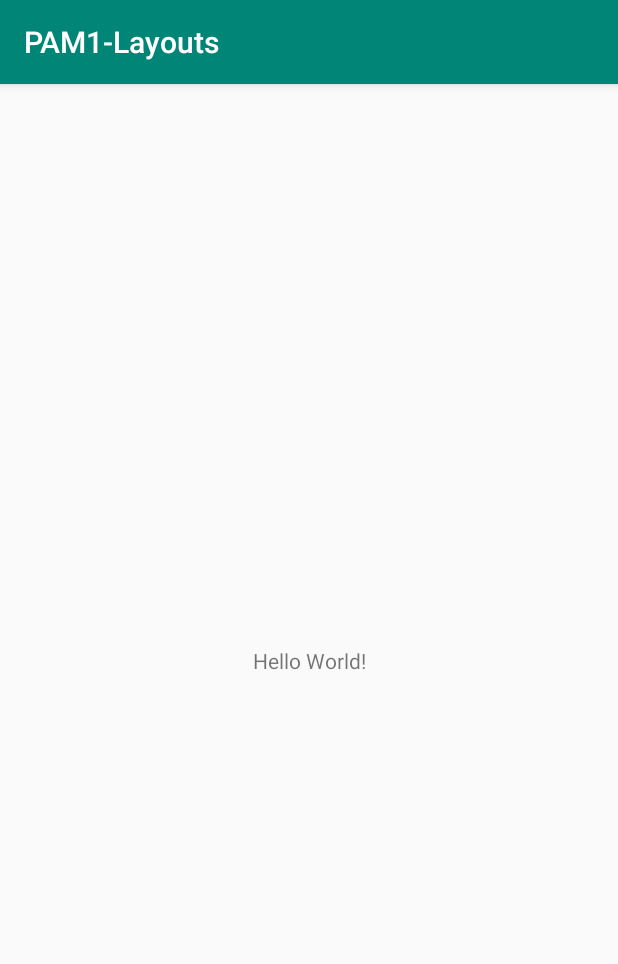
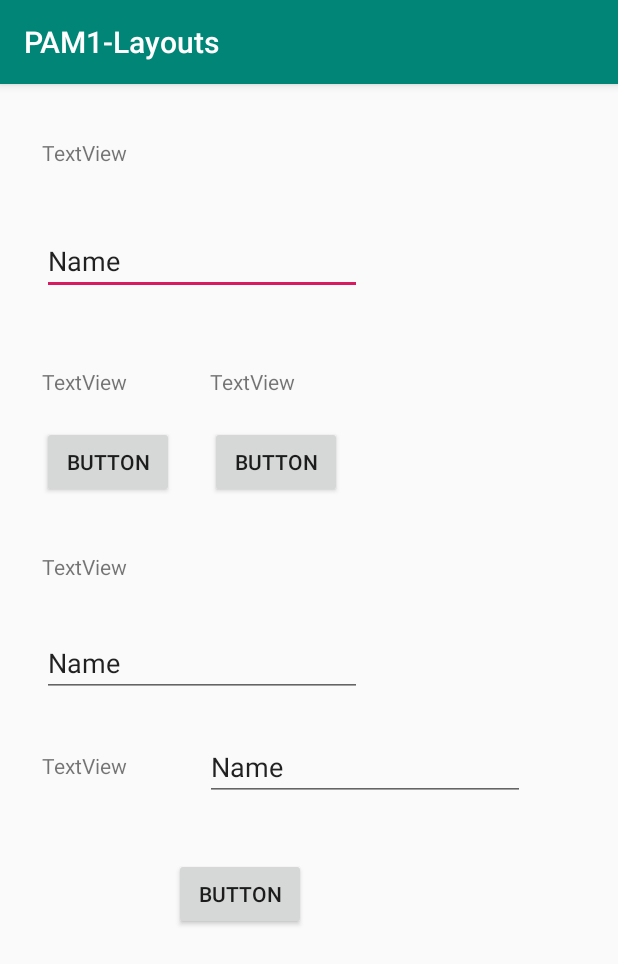
Before and after one commit to developerBrito/PAM1-Layouts, an Android app: the screen it shows after launch (MainActivity), on a phone screen of 412 x 824 dp. Shown: the top 964 px of the screen. Run offline under Robolectric (Android 15) with nearby library versions, the phone set to English and light mode, and no system bars.

Commit message:
Commit para atualização do diretório

```diff
--- a/app/src/main/AndroidManifest.xml
+++ b/app/src/main/AndroidManifest.xml
@@ -1,6 +1,6 @@
 <?xml version="1.0" encoding="utf-8"?>
 <manifest xmlns:android="http://schemas.android.com/apk/res/android"
-    package="br.com.etechoracio" >
+    package="br.com.etechoracio">
 
     <application
         android:allowBackup="true"
@@ -8,8 +8,8 @@
         android:label="@string/app_name"
         android:roundIcon="@mipmap/ic_launcher_round"
         android:supportsRtl="true"
-        android:theme="@style/AppTheme" >
-        <activity android:name=".MainActivity" >
+        android:theme="@style/AppTheme">
+        <activity android:name=".MainActivity">
             <intent-filter>
                 <action android:name="android.intent.action.MAIN" />
 
--- a/app/src/main/java/br/com/etechoracio/MainActivity.java
+++ b/app/src/main/java/br/com/etechoracio/MainActivity.java
@@ -1,6 +1,7 @@
 package br.com.etechoracio;
 
 import androidx.appcompat.app.AppCompatActivity;
+
 import android.os.Bundle;
 
 public class MainActivity extends AppCompatActivity {
--- a/app/src/main/res/layout/activity_main.xml
+++ b/app/src/main/res/layout/activity_main.xml
@@ -1,19 +1,126 @@
 <?xml version="1.0" encoding="utf-8"?>
-<androidx.constraintlayout.widget.ConstraintLayout
-    xmlns:android="http://schemas.android.com/apk/res/android"
+<androidx.constraintlayout.widget.ConstraintLayout xmlns:android="http://schemas.android.com/apk/res/android"
+    xmlns:app="http://schemas.android.com/apk/res-auto"
     xmlns:tools="http://schemas.android.com/tools"
-    xmlns:app="http://schemas.android.com/apk/res-auto"
     android:layout_width="match_parent"
     android:layout_height="match_parent"
     tools:context=".MainActivity">
 
     <TextView
+        android:id="@+id/textView"
         android:layout_width="wrap_content"
         android:layout_height="wrap_content"
-        android:text="Hello World!"
-        app:layout_constraintBottom_toBottomOf="parent"
-        app:layout_constraintLeft_toLeftOf="parent"
-        app:layout_constraintRight_toRightOf="parent"
+        android:layout_marginStart="28dp"
+        android:layout_marginLeft="28dp"
+        android:layout_marginTop="36dp"
+        android:text="TextView"
+        app:layout_constraintStart_toStartOf="parent"
         app:layout_constraintTop_toTopOf="parent" />
 
+    <EditText
+        android:id="@+id/editText"
+        android:layout_width="wrap_content"
+        android:layout_height="wrap_content"
+        android:layout_marginTop="40dp"
+        android:ems="10"
+        android:inputType="textPersonName"
+        android:text="Name"
+        app:layout_constraintStart_toStartOf="@+id/textView"
+        app:layout_constraintTop_toBottomOf="@+id/textView" />
+
+    <TextView
+        android:id="@+id/textView2"
+        android:layout_width="wrap_content"
+        android:layout_height="wrap_content"
+        android:layout_marginTop="48dp"
+        android:layout_marginEnd="84dp"
+        android:layout_marginRight="84dp"
+        android:text="TextView"
+        app:layout_constraintEnd_toStartOf="@+id/textView3"
+        app:layout_constraintHorizontal_bias="0.0"
+        app:layout_constraintStart_toStartOf="@+id/editText"
+        app:layout_constraintTop_toBottomOf="@+id/editText" />
+
+    <TextView
+        android:id="@+id/textView3"
+        android:layout_width="wrap_content"
+        android:layout_height="wrap_content"
+        android:layout_marginStart="55dp"
+        android:layout_marginLeft="55dp"
+        android:layout_marginTop="48dp"
+        android:text="TextView"
+        app:layout_constraintStart_toEndOf="@+id/textView2"
+        app:layout_constraintTop_toBottomOf="@+id/editText" />
+
+    <Button
+        android:id="@+id/button"
+        android:layout_width="wrap_content"
+        android:layout_height="wrap_content"
+        android:layout_marginTop="20dp"
+        android:text="Button"
+        app:layout_constraintStart_toStartOf="@+id/textView2"
+        app:layout_constraintTop_toBottomOf="@+id/textView2" />
+
+    <Button
+        android:id="@+id/button2"
+        android:layout_width="wrap_content"
+        android:layout_height="wrap_content"
+        android:layout_marginTop="20dp"
+        android:text="Button"
+        app:layout_constraintStart_toStartOf="@+id/textView3"
+        app:layout_constraintTop_toBottomOf="@+id/textView3" />
+
+    <TextView
+        android:id="@+id/textView4"
+        android:layout_width="wrap_content"
+        android:layout_height="wrap_content"
+        android:layout_marginTop="36dp"
+        android:text="TextView"
+        app:layout_constraintStart_toStartOf="@+id/button"
+        app:layout_constraintTop_toBottomOf="@+id/button" />
+
+    <EditText
+        android:id="@+id/editText2"
+        android:layout_width="wrap_content"
+        android:layout_height="wrap_content"
+        android:layout_marginTop="32dp"
+        android:ems="10"
+        android:inputType="textPersonName"
+        android:text="Name"
+        app:layout_constraintStart_toStartOf="@+id/textView4"
+        app:layout_constraintTop_toBottomOf="@+id/textView4" />
+
+    <TextView
+        android:id="@+id/textView5"
+        android:layout_width="wrap_content"
+        android:layout_height="wrap_content"
+        android:layout_marginTop="36dp"
+        android:text="TextView"
+        app:layout_constraintStart_toStartOf="@+id/editText2"
+        app:layout_constraintTop_toBottomOf="@+id/editText2" />
+
+    <Button
+        android:id="@+id/button3"
+        android:layout_width="wrap_content"
+        android:layout_height="wrap_content"
+        android:layout_marginStart="116dp"
+        android:layout_marginLeft="116dp"
+        android:layout_marginTop="52dp"
+        android:text="Button"
+        app:layout_constraintStart_toStartOf="parent"
+        app:layout_constraintTop_toBottomOf="@+id/textView5" />
+
+    <EditText
+        android:id="@+id/editText4"
+        android:layout_width="wrap_content"
+        android:layout_height="wrap_content"
+        android:layout_marginStart="52dp"
+        android:layout_marginLeft="52dp"
+        android:layout_marginTop="24dp"
+        android:ems="10"
+        android:inputType="textPersonName"
+        android:text="Name"
+        app:layout_constraintStart_toEndOf="@+id/textView5"
+        app:layout_constraintTop_toBottomOf="@+id/editText2" />
+
 </androidx.constraintlayout.widget.ConstraintLayout>
--- a/app/src/main/res/mipmap-anydpi-v26/ic_launcher.xml
+++ b/app/src/main/res/mipmap-anydpi-v26/ic_launcher.xml
@@ -1,5 +1,5 @@
 <?xml version="1.0" encoding="utf-8"?>
 <adaptive-icon xmlns:android="http://schemas.android.com/apk/res/android">
-    <background android:drawable="@drawable/ic_launcher_background"/>
-    <foreground android:drawable="@drawable/ic_launcher_foreground"/>
+    <background android:drawable="@drawable/ic_launcher_background" />
+    <foreground android:drawable="@drawable/ic_launcher_foreground" />
 </adaptive-icon>
--- a/app/src/main/res/mipmap-anydpi-v26/ic_launcher_round.xml
+++ b/app/src/main/res/mipmap-anydpi-v26/ic_launcher_round.xml
@@ -1,5 +1,5 @@
 <?xml version="1.0" encoding="utf-8"?>
 <adaptive-icon xmlns:android="http://schemas.android.com/apk/res/android">
-    <background android:drawable="@drawable/ic_launcher_background"/>
-    <foreground android:drawable="@drawable/ic_launcher_foreground"/>
+    <background android:drawable="@drawable/ic_launcher_background" />
+    <foreground android:drawable="@drawable/ic_launcher_foreground" />
 </adaptive-icon>
--- a/gradle.properties
+++ b/gradle.properties
@@ -1,21 +1,16 @@
 # Project-wide Gradle settings.
-
 # IDE (e.g. Android Studio) users:
 # Gradle settings configured through the IDE *will override*
 # any settings specified in this file.
-
 # For more details on how to configure your build environment visit
 # http://www.gradle.org/docs/current/userguide/build_environment.html
-
 # Specifies the JVM arguments used for the daemon process.
 # The setting is particularly useful for tweaking memory settings.
 org.gradle.jvmargs=-Xmx1536m
-
 # When configured, Gradle will run in incubating parallel mode.
 # This option should only be used with decoupled projects. More details, visit
 # http://www.gradle.org/docs/current/userguide/multi_project_builds.html#sec:decoupled_projects
 # org.gradle.parallel=true
-
 # AndroidX package structure to make it clearer which packages are bundled with the
 # Android operating system, and which are packaged with your app's APK
 # https://developer.android.com/topic/libraries/support-library/androidx-rn
```
Also changed, not shown: app/src/main/res/drawable-v24/ic_launcher_foreground.xml (+6 -6 lines), app/src/main/res/drawable/ic_launcher_background.xml (+166 -70 lines), 1 other file.
